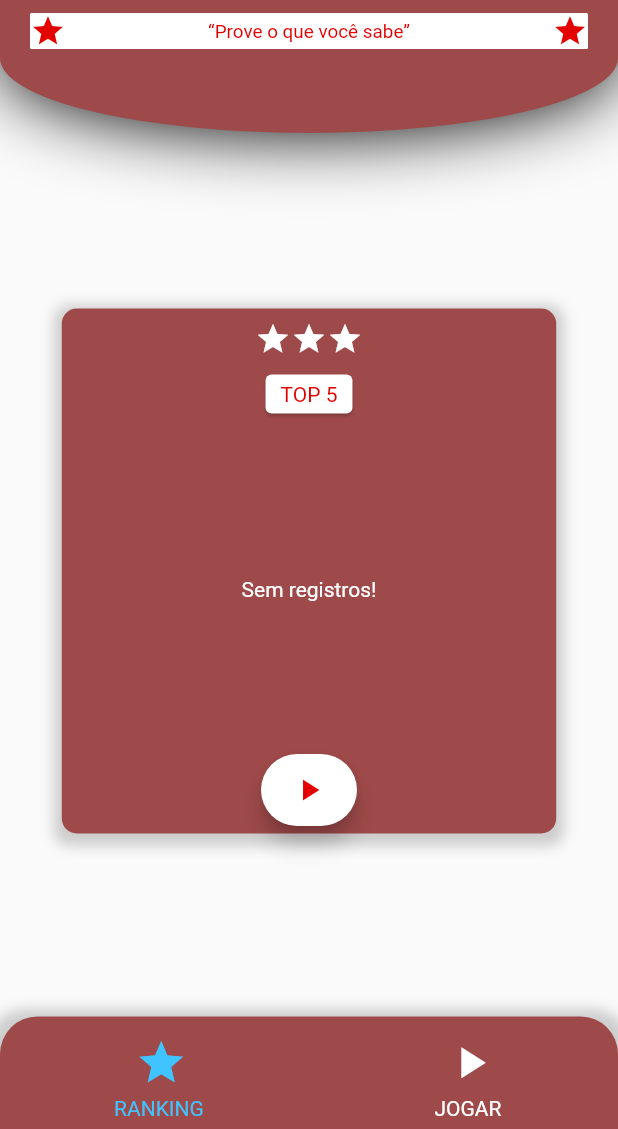
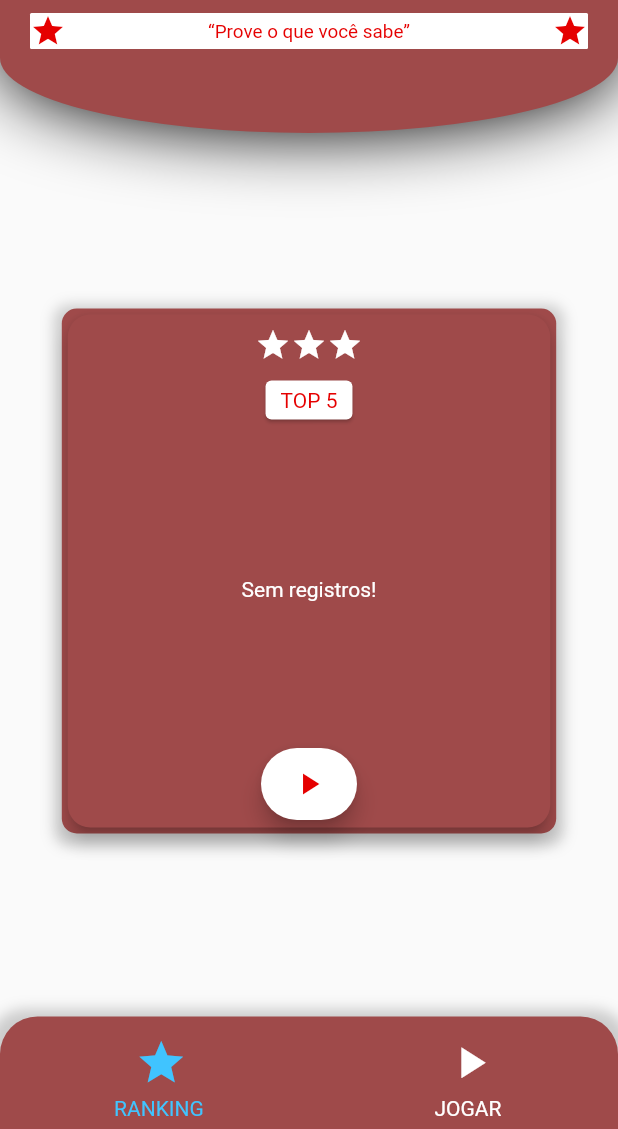
Before and after one commit to Fidjis/automakers_quiz-, a Flutter app: the screen it shows after launch, on a phone screen of 412 x 824 dp, the part 107-1236 px from its top. Run offline on Flutter 3.47's test engine with Material 2 defaults, Android fonts, the phone set to English and light mode, and no system bars; our stand-ins replace get, sqflite; accounts and stored records are empty; network calls fail.

Commit message:
Version 1.0.7

```diff
--- a/lib/presentation/pages/home_page/home_page_widgets/home_slide_In_out_widget.dart
+++ b/lib/presentation/pages/home_page/home_page_widgets/home_slide_In_out_widget.dart
@@ -20,7 +20,14 @@ class SlideInOutWidget extends GetView<HomePageController> {
             translation: offset as Offset,
             child: Center(
               child: Container(
-                child: child,
+                child: Card(
+                  elevation: 5,
+                  color: AppStyle.terciaryColor,
+                  child: child,
+                  shape: RoundedRectangleBorder(
+                    borderRadius: BorderRadius.circular(15.0),
+                  ),
+                ),
                 height: 350.0,
                 width: MediaQuery.of(context).size.width * 0.8,
                 decoration: BoxDecoration(
@@ -39,8 +46,6 @@ class SlideInOutWidget extends GetView<HomePageController> {
             ),
           );
         },
-        child: child,
-        onEnd: () {},
       ),
     );
   }
--- a/lib/presentation/pages/modals/completed_questions_modal.dart
+++ b/lib/presentation/pages/modals/completed_questions_modal.dart
@@ -59,6 +59,7 @@ class CompletedQuestionsModal extends GetView<HomePageController> {
           Positioned(
             left: Consts.padding,
             right: Consts.padding,
+            top: Consts.padding,
             child: _buildStars(percent: controller.hitsPercent.toInt()),
           ),
           Positioned(
--- a/pubspec.yaml
+++ b/pubspec.yaml
@@ -15,7 +15,7 @@ publish_to: 'none' # Remove this line if you wish to publish to pub.dev
 # In iOS, build-name is used as CFBundleShortVersionString while build-number used as CFBundleVersion.
 # Read more about iOS versioning at
 # https://developer.apple.com/library/archive/documentation/General/Reference/InfoPlistKeyReference/Articles/CoreFoundationKeys.html
-version: 1.0.3+3
+version: 1.0.7+7
 
 environment:
   sdk: ">=2.12.0 <3.0.0"
```
Also changed, not shown: 2 other files.
